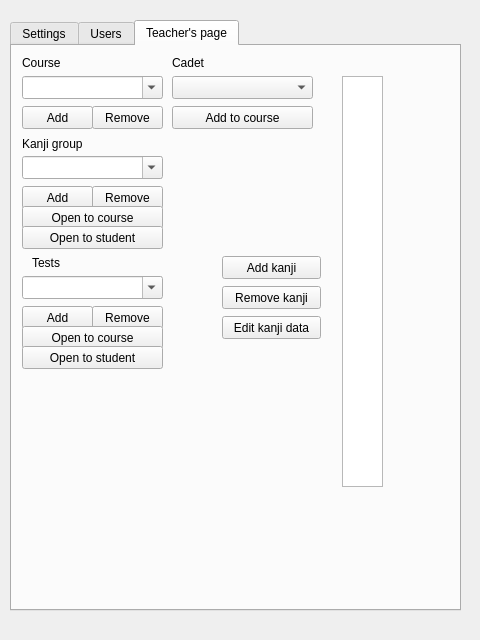
This is src/kanjitoolswindow.ui in mihaly4/KanjiTools as Qt 5 draws it before an edit. The edited form follows.
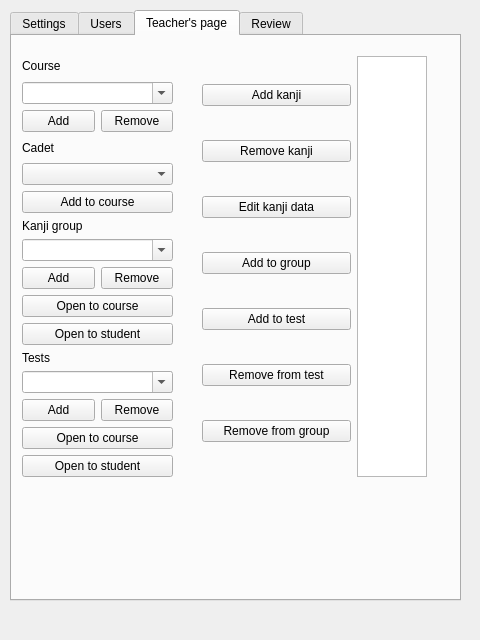
This is the edited form. The open tabs and pages were chosen to show the change.

Commit message: Added review panel.

Diff of the .ui file:
```diff
--- a/src/kanjitoolswindow.ui
+++ b/src/kanjitoolswindow.ui
@@ -18,7 +18,7 @@
     <property name="geometry">
      <rect>
       <x>10</x>
-      <y>20</y>
+      <y>10</y>
       <width>451</width>
       <height>591</height>
      </rect>
@@ -105,297 +105,438 @@
      <attribute name="title">
       <string>Teacher's page</string>
      </attribute>
-     <widget class="QComboBox" name="comboBox">
+     <widget class="QWidget" name="">
       <property name="geometry">
        <rect>
         <x>10</x>
-        <y>30</y>
-        <width>141</width>
-        <height>23</height>
+        <y>20</y>
+        <width>151</width>
+        <height>421</height>
        </rect>
       </property>
-      <property name="editable">
-       <bool>true</bool>
-      </property>
+      <layout class="QVBoxLayout" name="verticalLayout_10">
+       <item>
+        <layout class="QVBoxLayout" name="verticalLayout_2">
+         <item>
+          <widget class="QLabel" name="label">
+           <property name="text">
+            <string>Course</string>
+           </property>
+          </widget>
+         </item>
+         <item>
+          <widget class="QComboBox" name="comboBox">
+           <property name="editable">
+            <bool>true</bool>
+           </property>
+          </widget>
+         </item>
+         <item>
+          <layout class="QHBoxLayout" name="horizontalLayout">
+           <item>
+            <widget class="QPushButton" name="pushButton_5">
+             <property name="text">
+              <string>Add</string>
+             </property>
+            </widget>
+           </item>
+           <item>
+            <widget class="QPushButton" name="pushButton_6">
+             <property name="text">
+              <string>Remove</string>
+             </property>
+            </widget>
+           </item>
+          </layout>
+         </item>
+        </layout>
+       </item>
+       <item>
+        <layout class="QVBoxLayout" name="verticalLayout_3">
+         <item>
+          <widget class="QLabel" name="label_3">
+           <property name="text">
+            <string>Cadet</string>
+           </property>
+          </widget>
+         </item>
+         <item>
+          <widget class="QComboBox" name="comboBox_3"/>
+         </item>
+         <item>
+          <widget class="QPushButton" name="pushButton_10">
+           <property name="text">
+            <string>Add to course</string>
+           </property>
+          </widget>
+         </item>
+        </layout>
+       </item>
+       <item>
+        <layout class="QVBoxLayout" name="verticalLayout_9">
+         <item>
+          <widget class="QLabel" name="label_2">
+           <property name="text">
+            <string>Kanji group</string>
+           </property>
+          </widget>
+         </item>
+         <item>
+          <widget class="QComboBox" name="comboBox_2">
+           <property name="editable">
+            <bool>true</bool>
+           </property>
+          </widget>
+         </item>
+         <item>
+          <layout class="QHBoxLayout" name="horizontalLayout_2">
+           <item>
+            <widget class="QPushButton" name="pushButton_7">
+             <property name="text">
+              <string>Add</string>
+             </property>
+            </widget>
+           </item>
+           <item>
+            <widget class="QPushButton" name="pushButton_8">
+             <property name="text">
+              <string>Remove</string>
+             </property>
+            </widget>
+           </item>
+          </layout>
+         </item>
+         <item>
+          <widget class="QPushButton" name="pushButton_9">
+           <property name="text">
+            <string>Open to course</string>
+           </property>
+          </widget>
+         </item>
+         <item>
+          <widget class="QPushButton" name="pushButton_11">
+           <property name="text">
+            <string>Open to student</string>
+           </property>
+          </widget>
+         </item>
+        </layout>
+       </item>
+       <item>
+        <layout class="QVBoxLayout" name="verticalLayout_4">
+         <item>
+          <widget class="QLabel" name="label_4">
+           <property name="text">
+            <string>Tests</string>
+           </property>
+          </widget>
+         </item>
+         <item>
+          <widget class="QComboBox" name="comboBox_4">
+           <property name="editable">
+            <bool>true</bool>
+           </property>
+          </widget>
+         </item>
+         <item>
+          <layout class="QHBoxLayout" name="horizontalLayout_3">
+           <item>
+            <widget class="QPushButton" name="pushButton_12">
+             <property name="text">
+              <string>Add</string>
+             </property>
+            </widget>
+           </item>
+           <item>
+            <widget class="QPushButton" name="pushButton_13">
+             <property name="text">
+              <string>Remove</string>
+             </property>
+            </widget>
+           </item>
+          </layout>
+         </item>
+         <item>
+          <widget class="QPushButton" name="pushButton_14">
+           <property name="text">
+            <string>Open to course</string>
+           </property>
+          </widget>
+         </item>
+         <item>
+          <widget class="QPushButton" name="pushButton_15">
+           <property name="text">
+            <string>Open to student</string>
+           </property>
+          </widget>
+         </item>
+        </layout>
+       </item>
+      </layout>
      </widget>
-     <widget class="QLabel" name="label">
+     <widget class="QWidget" name="">
       <property name="geometry">
        <rect>
-        <x>10</x>
-        <y>10</y>
-        <width>57</width>
-        <height>14</height>
+        <x>190</x>
+        <y>20</y>
+        <width>225</width>
+        <height>421</height>
        </rect>
       </property>
-      <property name="text">
-       <string>Course</string>
-      </property>
+      <layout class="QHBoxLayout" name="horizontalLayout_7">
+       <item>
+        <layout class="QVBoxLayout" name="verticalLayout">
+         <item>
+          <widget class="QPushButton" name="pushButton_16">
+           <property name="text">
+            <string>Add kanji</string>
+           </property>
+          </widget>
+         </item>
+         <item>
+          <widget class="QPushButton" name="pushButton_17">
+           <property name="text">
+            <string>Remove kanji</string>
+           </property>
+          </widget>
+         </item>
+         <item>
+          <widget class="QPushButton" name="pushButton_18">
+           <property name="text">
+            <string>Edit kanji data</string>
+           </property>
+          </widget>
+         </item>
+         <item>
+          <widget class="QPushButton" name="pushButton_19">
+           <property name="text">
+            <string>Add to group</string>
+           </property>
+          </widget>
+         </item>
+         <item>
+          <widget class="QPushButton" name="pushButton_20">
+           <property name="text">
+            <string>Add to test</string>
+           </property>
+          </widget>
+         </item>
+         <item>
+          <widget class="QPushButton" name="pushButton_21">
+           <property name="text">
+            <string>Remove from test</string>
+           </property>
+          </widget>
+         </item>
+         <item>
+          <widget class="QPushButton" name="pushButton_22">
+           <property name="text">
+            <string>Remove from group</string>
+           </property>
+          </widget>
+         </item>
+        </layout>
+       </item>
+       <item>
+        <widget class="QListWidget" name="listWidget_2">
+         <property name="sizePolicy">
+          <sizepolicy hsizetype="Fixed" vsizetype="Expanding">
+           <horstretch>0</horstretch>
+           <verstretch>0</verstretch>
+          </sizepolicy>
+         </property>
+         <property name="maximumSize">
+          <size>
+           <width>70</width>
+           <height>16777215</height>
+          </size>
+         </property>
+        </widget>
+       </item>
+      </layout>
      </widget>
-     <widget class="QPushButton" name="pushButton_5">
+    </widget>
+    <widget class="QWidget" name="tab_7">
+     <attribute name="title">
+      <string>Review</string>
+     </attribute>
+     <widget class="QLabel" name="label_9">
       <property name="geometry">
        <rect>
-        <x>10</x>
-        <y>60</y>
-        <width>71</width>
-        <height>23</height>
+        <x>40</x>
+        <y>50</y>
+        <width>151</width>
+        <height>111</height>
        </rect>
       </property>
-      <property name="text">
-       <string>Add</string>
+      <property name="font">
+       <font>
+        <pointsize>72</pointsize>
+       </font>
       </property>
-     </widget>
-     <widget class="QPushButton" name="pushButton_6">
-      <property name="geometry">
-       <rect>
-        <x>80</x>
-        <y>60</y>
-        <width>71</width>
-        <height>23</height>
-       </rect>
+      <property name="frameShape">
+       <enum>QFrame::Panel</enum>
       </property>
       <property name="text">
-       <string>Remove</string>
+       <string>K</string>
       </property>
-     </widget>
-     <widget class="QLabel" name="label_2">
-      <property name="geometry">
-       <rect>
-        <x>10</x>
-        <y>90</y>
-        <width>81</width>
-        <height>16</height>
-       </rect>
+      <property name="scaledContents">
+       <bool>false</bool>
       </property>
-      <property name="text">
-       <string>Kanji group</string>
+      <property name="alignment">
+       <set>Qt::AlignCenter</set>
       </property>
      </widget>
-     <widget class="QComboBox" name="comboBox_2">
+     <widget class="QLabel" name="label_10">
       <property name="geometry">
        <rect>
-        <x>10</x>
-        <y>110</y>
-        <width>141</width>
-        <height>23</height>
+        <x>300</x>
+        <y>50</y>
+        <width>131</width>
+        <height>16</height>
        </rect>
       </property>
-      <property name="editable">
-       <bool>true</bool>
+      <property name="frameShape">
+       <enum>QFrame::Panel</enum>
       </property>
-     </widget>
-     <widget class="QPushButton" name="pushButton_7">
-      <property name="geometry">
-       <rect>
-        <x>10</x>
-        <y>140</y>
-        <width>71</width>
-        <height>23</height>
-       </rect>
-      </property>
       <property name="text">
-       <string>Add</string>
+       <string>TextLabel</string>
       </property>
      </widget>
-     <widget class="QPushButton" name="pushButton_8">
+     <widget class="QLabel" name="label_11">
       <property name="geometry">
        <rect>
-        <x>80</x>
-        <y>140</y>
-        <width>71</width>
-        <height>23</height>
+        <x>300</x>
+        <y>80</y>
+        <width>131</width>
+        <height>16</height>
        </rect>
       </property>
-      <property name="text">
-       <string>Remove</string>
+      <property name="frameShape">
+       <enum>QFrame::Panel</enum>
       </property>
-     </widget>
-     <widget class="QPushButton" name="pushButton_9">
-      <property name="geometry">
-       <rect>
-        <x>10</x>
-        <y>160</y>
-        <width>141</width>
-        <height>23</height>
-       </rect>
-      </property>
       <property name="text">
-       <string>Open to course</string>
+       <string>TextLabel</string>
       </property>
      </widget>
-     <widget class="QLabel" name="label_3">
+     <widget class="QLabel" name="label_12">
       <property name="geometry">
        <rect>
-        <x>160</x>
-        <y>10</y>
-        <width>57</width>
-        <height>14</height>
+        <x>120</x>
+        <y>180</y>
+        <width>311</width>
+        <height>71</height>
        </rect>
       </property>
-      <property name="text">
-       <string>Cadet</string>
+      <property name="frameShape">
+       <enum>QFrame::Panel</enum>
       </property>
-     </widget>
-     <widget class="QComboBox" name="comboBox_3">
-      <property name="geometry">
-       <rect>
-        <x>160</x>
-        <y>30</y>
-        <width>141</width>
-        <height>23</height>
-       </rect>
-      </property>
-     </widget>
-     <widget class="QPushButton" name="pushButton_10">
-      <property name="geometry">
-       <rect>
-        <x>160</x>
-        <y>60</y>
-        <width>141</width>
-        <height>23</height>
-       </rect>
-      </property>
       <property name="text">
-       <string>Add to course</string>
+       <string>TextLabel</string>
       </property>
      </widget>
-     <widget class="QComboBox" name="comboBox_4">
+     <widget class="QLabel" name="label_13">
       <property name="geometry">
        <rect>
-        <x>10</x>
-        <y>230</y>
-        <width>141</width>
-        <height>23</height>
+        <x>120</x>
+        <y>270</y>
+        <width>311</width>
+        <height>71</height>
        </rect>
       </property>
-      <property name="editable">
-       <bool>true</bool>
+      <property name="frameShape">
+       <enum>QFrame::Panel</enum>
       </property>
-     </widget>
-     <widget class="QListWidget" name="listWidget_2">
-      <property name="geometry">
-       <rect>
-        <x>330</x>
-        <y>30</y>
-        <width>41</width>
-        <height>411</height>
-       </rect>
-      </property>
-     </widget>
-     <widget class="QPushButton" name="pushButton_11">
-      <property name="geometry">
-       <rect>
-        <x>10</x>
-        <y>180</y>
-        <width>141</width>
-        <height>23</height>
-       </rect>
-      </property>
       <property name="text">
-       <string>Open to student</string>
+       <string>TextLabel</string>
       </property>
      </widget>
-     <widget class="QLabel" name="label_4">
+     <widget class="QComboBox" name="comboBox_9">
       <property name="geometry">
        <rect>
-        <x>20</x>
-        <y>210</y>
-        <width>57</width>
-        <height>14</height>
-       </rect>
-      </property>
-      <property name="text">
-       <string>Tests</string>
-      </property>
-     </widget>
-     <widget class="QPushButton" name="pushButton_12">
-      <property name="geometry">
-       <rect>
-        <x>10</x>
-        <y>260</y>
-        <width>71</width>
+        <x>30</x>
+        <y>10</y>
+        <width>171</width>
         <height>23</height>
        </rect>
       </property>
-      <property name="text">
-       <string>Add</string>
-      </property>
      </widget>
-     <widget class="QPushButton" name="pushButton_13">
+     <widget class="QPushButton" name="pushButton_45">
       <property name="geometry">
        <rect>
-        <x>80</x>
-        <y>260</y>
-        <width>71</width>
+        <x>30</x>
+        <y>380</y>
+        <width>99</width>
         <height>23</height>
        </rect>
       </property>
       <property name="text">
-       <string>Remove</string>
+       <string>&lt;</string>
       </property>
      </widget>
-     <widget class="QPushButton" name="pushButton_14">
+     <widget class="QPushButton" name="pushButton_46">
       <property name="geometry">
        <rect>
-        <x>10</x>
-        <y>280</y>
-        <width>141</width>
+        <x>270</x>
+        <y>370</y>
+        <width>99</width>
         <height>23</height>
        </rect>
       </property>
       <property name="text">
-       <string>Open to course</string>
+       <string>&gt;</string>
       </property>
      </widget>
-     <widget class="QPushButton" name="pushButton_15">
+     <widget class="QLabel" name="label_14">
       <property name="geometry">
        <rect>
-        <x>10</x>
-        <y>300</y>
-        <width>141</width>
-        <height>23</height>
+        <x>220</x>
+        <y>50</y>
+        <width>61</width>
+        <height>16</height>
        </rect>
       </property>
       <property name="text">
-       <string>Open to student</string>
+       <string>On-youmi:</string>
       </property>
      </widget>
-     <widget class="QPushButton" name="pushButton_16">
+     <widget class="QLabel" name="label_15">
       <property name="geometry">
        <rect>
-        <x>210</x>
-        <y>210</y>
-        <width>99</width>
-        <height>23</height>
+        <x>220</x>
+        <y>80</y>
+        <width>71</width>
+        <height>16</height>
        </rect>
       </property>
       <property name="text">
-       <string>Add kanji</string>
+       <string>Kun-youmi:</string>
       </property>
      </widget>
-     <widget class="QPushButton" name="pushButton_17">
+     <widget class="QLabel" name="label_16">
       <property name="geometry">
        <rect>
-        <x>210</x>
-        <y>240</y>
-        <width>99</width>
-        <height>23</height>
+        <x>40</x>
+        <y>180</y>
+        <width>61</width>
+        <height>16</height>
        </rect>
       </property>
       <property name="text">
-       <string>Remove kanji</string>
+       <string>Meaning:</string>
       </property>
      </widget>
-     <widget class="QPushButton" name="pushButton_18">
+     <widget class="QLabel" name="label_17">
       <property name="geometry">
        <rect>
-        <x>210</x>
+        <x>40</x>
         <y>270</y>
-        <width>99</width>
-        <height>23</height>
+        <width>71</width>
+        <height>16</height>
        </rect>
       </property>
       <property name="text">
-       <string>Edit kanji data</string>
+       <string>Examples:</string>
       </property>
      </widget>
     </widget>
```
Left out of the diff: 4 changed lines with no effect on the pictures. The commit also changes 11 other files.
